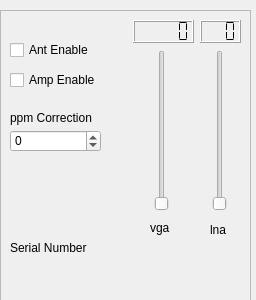
Before: the Qt Designer form devices/hackrf-handler/hackrf-widget.ui in JvanKatwijk/qt-dab, drawn with Qt 5.
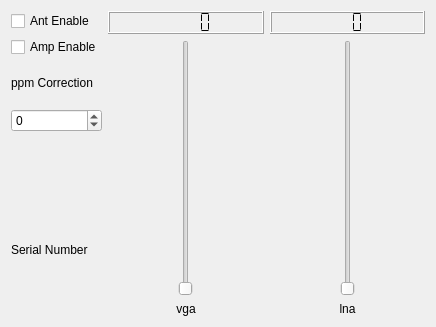
After: the same form once the commit is applied.

Commit message: hackrf-widget: Fix dynamic resizing

The edit to the form file:
```diff
--- a/devices/hackrf-handler/hackrf-widget.ui
+++ b/devices/hackrf-handler/hackrf-widget.ui
@@ -6,244 +6,163 @@
    <rect>
     <x>0</x>
     <y>0</y>
-    <width>256</width>
-    <height>300</height>
+    <width>436</width>
+    <height>327</height>
    </rect>
   </property>
   <property name="windowTitle">
    <string>HACKRF control</string>
   </property>
-  <widget class="QFrame" name="frame">
-   <property name="geometry">
-    <rect>
-     <x>0</x>
-     <y>10</y>
-     <width>251</width>
-     <height>291</height>
-    </rect>
-   </property>
-   <property name="frameShape">
-    <enum>QFrame::StyledPanel</enum>
-   </property>
-   <property name="frameShadow">
-    <enum>QFrame::Raised</enum>
-   </property>
-   <widget class="QLabel" name="statusLabel">
-    <property name="geometry">
-     <rect>
-      <x>16</x>
-      <y>180</y>
-      <width>121</width>
-      <height>21</height>
-     </rect>
-    </property>
-    <property name="text">
-     <string/>
-    </property>
-   </widget>
-   <widget class="QSlider" name="lnagainSlider">
-    <property name="geometry">
-     <rect>
-      <x>210</x>
-      <y>40</y>
-      <width>20</width>
-      <height>161</height>
-     </rect>
-    </property>
-    <property name="maximum">
-     <number>39</number>
-    </property>
-    <property name="orientation">
-     <enum>Qt::Vertical</enum>
-    </property>
-   </widget>
-   <widget class="QLCDNumber" name="lnagainDisplay">
-    <property name="geometry">
-     <rect>
-      <x>200</x>
-      <y>10</y>
-      <width>41</width>
-      <height>23</height>
-     </rect>
-    </property>
-    <property name="digitCount">
-     <number>3</number>
-    </property>
-    <property name="segmentStyle">
-     <enum>QLCDNumber::Flat</enum>
-    </property>
-   </widget>
-   <widget class="QLabel" name="serialNumber">
-    <property name="geometry">
-     <rect>
-      <x>10</x>
-      <y>210</y>
-      <width>141</width>
-      <height>20</height>
-     </rect>
-    </property>
-    <property name="text">
-     <string/>
-    </property>
-   </widget>
-   <widget class="QSlider" name="vgagainSlider">
-    <property name="geometry">
-     <rect>
-      <x>150</x>
-      <y>40</y>
-      <width>24</width>
-      <height>161</height>
-     </rect>
-    </property>
-    <property name="maximum">
-     <number>62</number>
-    </property>
-    <property name="orientation">
-     <enum>Qt::Vertical</enum>
-    </property>
-   </widget>
-   <widget class="QLCDNumber" name="vgagainDisplay">
-    <property name="geometry">
-     <rect>
-      <x>133</x>
-      <y>10</y>
-      <width>61</width>
-      <height>23</height>
-     </rect>
-    </property>
-    <property name="segmentStyle">
-     <enum>QLCDNumber::Flat</enum>
-    </property>
-   </widget>
-   <widget class="QLabel" name="label_2">
-    <property name="geometry">
-     <rect>
-      <x>150</x>
-      <y>210</y>
-      <width>31</width>
-      <height>16</height>
-     </rect>
-    </property>
-    <property name="text">
-     <string>vga</string>
-    </property>
-   </widget>
-   <widget class="QLabel" name="label_3">
-    <property name="geometry">
-     <rect>
-      <x>210</x>
-      <y>210</y>
-      <width>31</width>
-      <height>20</height>
-     </rect>
-    </property>
-    <property name="text">
-     <string>lna</string>
-    </property>
-   </widget>
-   <widget class="QLabel" name="serial_number_display">
-    <property name="geometry">
-     <rect>
-      <x>10</x>
-      <y>250</y>
-      <width>231</width>
-      <height>16</height>
-     </rect>
-    </property>
-    <property name="font">
-     <font>
-      <pointsize>11</pointsize>
-     </font>
-    </property>
-    <property name="text">
-     <string/>
-    </property>
-   </widget>
-   <widget class="QLabel" name="usb_board_id_display">
-    <property name="geometry">
-     <rect>
-      <x>10</x>
-      <y>180</y>
-      <width>111</width>
-      <height>16</height>
-     </rect>
-    </property>
-    <property name="text">
-     <string/>
-    </property>
-   </widget>
-   <widget class="QCheckBox" name="AntEnableButton">
-    <property name="geometry">
-     <rect>
-      <x>10</x>
-      <y>30</y>
-      <width>91</width>
-      <height>20</height>
-     </rect>
-    </property>
-    <property name="text">
-     <string>Ant Enable</string>
-    </property>
-    <property name="checked">
-     <bool>false</bool>
-    </property>
-   </widget>
-   <widget class="QCheckBox" name="AmpEnableButton">
-    <property name="geometry">
-     <rect>
-      <x>10</x>
-      <y>60</y>
-      <width>101</width>
-      <height>20</height>
-     </rect>
-    </property>
-    <property name="text">
-     <string>Amp Enable</string>
-    </property>
-   </widget>
-   <widget class="QSpinBox" name="ppm_correction">
-    <property name="geometry">
-     <rect>
-      <x>10</x>
-      <y>120</y>
-      <width>91</width>
-      <height>22</height>
-     </rect>
-    </property>
-    <property name="minimum">
-     <number>-100</number>
-    </property>
-    <property name="maximum">
-     <number>100</number>
-    </property>
-   </widget>
-   <widget class="QLabel" name="label">
-    <property name="geometry">
-     <rect>
-      <x>10</x>
-      <y>100</y>
-      <width>111</width>
-      <height>16</height>
-     </rect>
-    </property>
-    <property name="text">
-     <string>ppm Correction</string>
-    </property>
-   </widget>
-   <widget class="QLabel" name="label_4">
-    <property name="geometry">
-     <rect>
-      <x>10</x>
-      <y>230</y>
-      <width>91</width>
-      <height>16</height>
-     </rect>
-    </property>
-    <property name="text">
-     <string>Serial Number</string>
-    </property>
-   </widget>
-  </widget>
+  <layout class="QHBoxLayout" name="horizontalLayout">
+   <item>
+    <layout class="QVBoxLayout" name="verticalLayout">
+     <item>
+      <widget class="QCheckBox" name="AntEnableButton">
+       <property name="text">
+        <string>Ant Enable</string>
+       </property>
+       <property name="checked">
+        <bool>false</bool>
+       </property>
+      </widget>
+     </item>
+     <item>
+      <widget class="QCheckBox" name="AmpEnableButton">
+       <property name="text">
+        <string>Amp Enable</string>
+       </property>
+      </widget>
+     </item>
+     <item>
+      <widget class="QLabel" name="label">
+       <property name="text">
+        <string>ppm Correction</string>
+       </property>
+      </widget>
+     </item>
+     <item>
+      <widget class="QSpinBox" name="ppm_correction">
+       <property name="minimum">
+        <number>-100</number>
+       </property>
+       <property name="maximum">
+        <number>100</number>
+       </property>
+      </widget>
+     </item>
+     <item>
+      <widget class="QLabel" name="usb_board_id_display">
+       <property name="text">
+        <string/>
+       </property>
+      </widget>
+     </item>
+     <item>
+      <widget class="QLabel" name="serialNumber">
+       <property name="text">
+        <string/>
+       </property>
+      </widget>
+     </item>
+     <item>
+      <widget class="QLabel" name="label_4">
+       <property name="text">
+        <string>Serial Number</string>
+       </property>
+      </widget>
+     </item>
+     <item>
+      <widget class="QLabel" name="serial_number_display">
+       <property name="font">
+        <font>
+         <pointsize>11</pointsize>
+        </font>
+       </property>
+       <property name="text">
+        <string/>
+       </property>
+      </widget>
+     </item>
+    </layout>
+   </item>
+   <item>
+    <layout class="QVBoxLayout" name="verticalLayout_2">
+     <item>
+      <widget class="QLCDNumber" name="vgagainDisplay">
+       <property name="segmentStyle">
+        <enum>QLCDNumber::Flat</enum>
+       </property>
+      </widget>
+     </item>
+     <item>
+      <widget class="QSlider" name="vgagainSlider">
+       <property name="sizePolicy">
+        <sizepolicy hsizetype="MinimumExpanding" vsizetype="Expanding">
+         <horstretch>0</horstretch>
+         <verstretch>0</verstretch>
+        </sizepolicy>
+       </property>
+       <property name="maximum">
+        <number>62</number>
+       </property>
+       <property name="orientation">
+        <enum>Qt::Vertical</enum>
+       </property>
+      </widget>
+     </item>
+     <item>
+      <widget class="QLabel" name="label_2">
+       <property name="text">
+        <string>vga</string>
+       </property>
+       <property name="alignment">
+        <set>Qt::AlignCenter</set>
+       </property>
+      </widget>
+     </item>
+    </layout>
+   </item>
+   <item>
+    <layout class="QVBoxLayout" name="verticalLayout_3">
+     <item>
+      <widget class="QLCDNumber" name="lnagainDisplay">
+       <property name="digitCount">
+        <number>3</number>
+       </property>
+       <property name="segmentStyle">
+        <enum>QLCDNumber::Flat</enum>
+       </property>
+      </widget>
+     </item>
+     <item>
+      <widget class="QSlider" name="lnagainSlider">
+       <property name="sizePolicy">
+        <sizepolicy hsizetype="MinimumExpanding" vsizetype="Expanding">
+         <horstretch>0</horstretch>
+         <verstretch>0</verstretch>
+        </sizepolicy>
+       </property>
+       <property name="maximum">
+        <number>39</number>
+       </property>
+       <property name="orientation">
+        <enum>Qt::Vertical</enum>
+       </property>
+      </widget>
+     </item>
+     <item>
+      <widget class="QLabel" name="label_3">
+       <property name="text">
+        <string>lna</string>
+       </property>
+       <property name="alignment">
+        <set>Qt::AlignCenter</set>
+       </property>
+      </widget>
+     </item>
+    </layout>
+   </item>
+  </layout>
  </widget>
  <resources/>
  <connections/>
```
